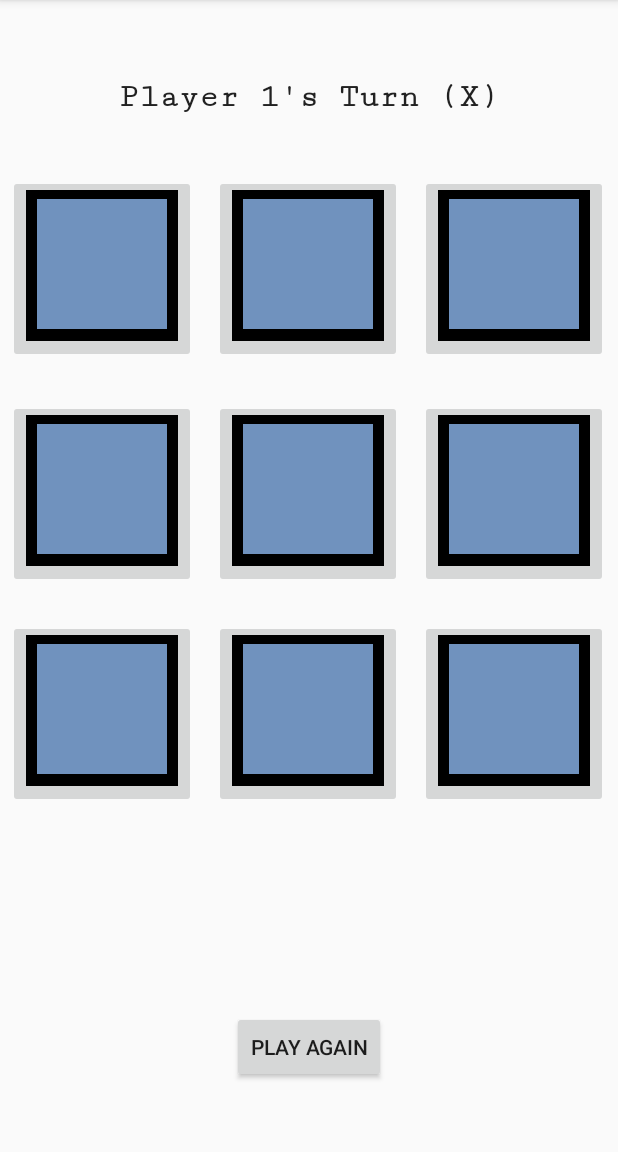
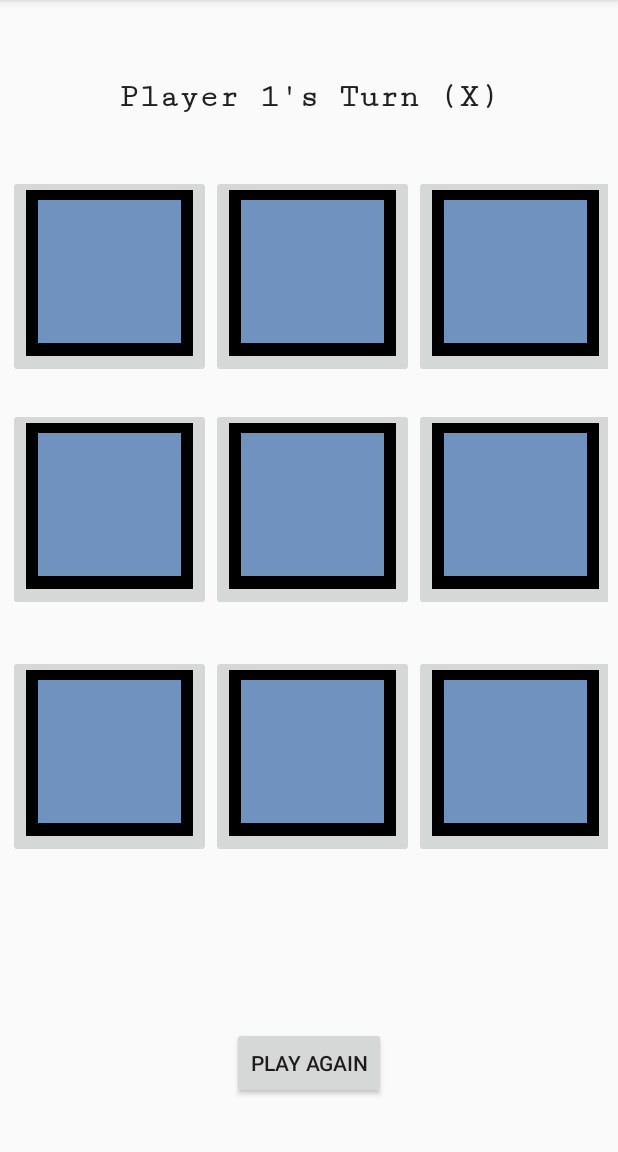
Before and after one commit to SSinghNet/Tic-Tac-Toe, an Android app: the screen it shows after launch (MainActivity), on a phone screen of 412 x 824 dp, the part 84-1236 px from its top. Run offline under Robolectric (Android 15) with nearby library versions, the phone set to English and light mode, and no system bars.

Commit message:
UI Changes

```diff
--- a/app/src/main/res/layout/activity_main.xml
+++ b/app/src/main/res/layout/activity_main.xml
@@ -25,7 +25,7 @@
     <LinearLayout
         android:id="@+id/linearLayout"
         android:layout_width="400dp"
-        android:layout_height="130dp"
+        android:layout_height="135dp"
         android:layout_marginTop="40dp"
         android:orientation="horizontal"
         app:layout_constraintEnd_toEndOf="parent"
@@ -35,37 +35,27 @@
 
         <ImageButton
             android:id="@+id/imageButton0"
-            android:layout_width="125dp"
-            android:layout_height="125dp"
+            android:layout_width="135dp"
+            android:layout_height="135dp"
             android:adjustViewBounds="false"
             android:contentDescription="@string/squareAlt"
             android:cropToPadding="false"
             android:scaleType="fitStart"
             app:srcCompat="@drawable/circle" />
 
-        <Space
-            android:layout_width="wrap_content"
-            android:layout_height="wrap_content"
-            android:layout_weight="1" />
-
         <ImageButton
             android:id="@+id/imageButton1"
-            android:layout_width="125dp"
-            android:layout_height="125dp"
+            android:layout_width="135dp"
+            android:layout_height="135dp"
             android:contentDescription="@string/squareAlt"
             android:cropToPadding="false"
             android:scaleType="fitStart"
             app:srcCompat="@drawable/blank" />
 
-        <Space
-            android:layout_width="wrap_content"
-            android:layout_height="wrap_content"
-            android:layout_weight="1" />
-
         <ImageButton
             android:id="@+id/imageButton2"
-            android:layout_width="125dp"
-            android:layout_height="125dp"
+            android:layout_width="135dp"
+            android:layout_height="135dp"
             android:contentDescription="@string/squareAlt"
             android:scaleType="fitStart"
             app:srcCompat="@drawable/blank" />
@@ -79,14 +69,14 @@
         android:layout_marginTop="20dp"
         android:orientation="horizontal"
         app:layout_constraintEnd_toEndOf="parent"
-        app:layout_constraintHorizontal_bias="0.444"
+        app:layout_constraintHorizontal_bias="0.45"
         app:layout_constraintStart_toStartOf="parent"
         app:layout_constraintTop_toBottomOf="@+id/linearLayout">
 
         <ImageButton
             android:id="@+id/imageButton3"
-            android:layout_width="125dp"
-            android:layout_height="125dp"
+            android:layout_width="135dp"
+            android:layout_height="135dp"
             android:contentDescription="@string/squareAlt"
             android:scaleType="fitStart"
             app:srcCompat="@drawable/blank" />
@@ -98,8 +88,8 @@
 
         <ImageButton
             android:id="@+id/imageButton4"
-            android:layout_width="125dp"
-            android:layout_height="125dp"
+            android:layout_width="135dp"
+            android:layout_height="135dp"
             android:contentDescription="@string/squareAlt"
             android:scaleType="fitStart"
             app:srcCompat="@drawable/blank" />
@@ -111,8 +101,8 @@
 
         <ImageButton
             android:id="@+id/imageButton5"
-            android:layout_width="125dp"
-            android:layout_height="125dp"
+            android:layout_width="135dp"
+            android:layout_height="135dp"
             android:contentDescription="@string/squareAlt"
             android:scaleType="fitStart"
             app:srcCompat="@drawable/blank" />
@@ -122,18 +112,19 @@
         android:id="@+id/linearLayout3"
         android:layout_width="400dp"
         android:layout_height="130dp"
+        android:layout_marginTop="20dp"
         android:orientation="horizontal"
         app:layout_constraintBottom_toBottomOf="parent"
         app:layout_constraintEnd_toEndOf="parent"
-        app:layout_constraintHorizontal_bias="0.466"
+        app:layout_constraintHorizontal_bias="0.45"
         app:layout_constraintStart_toStartOf="parent"
         app:layout_constraintTop_toBottomOf="@+id/linearLayout2"
         app:layout_constraintVertical_bias="0.068">
 
         <ImageButton
             android:id="@+id/imageButton6"
-            android:layout_width="125dp"
-            android:layout_height="125dp"
+            android:layout_width="135dp"
+            android:layout_height="135dp"
             android:contentDescription="@string/squareAlt"
             android:scaleType="fitStart"
             app:srcCompat="@drawable/x" />
@@ -145,8 +136,8 @@
 
         <ImageButton
             android:id="@+id/imageButton7"
-            android:layout_width="125dp"
-            android:layout_height="125dp"
+            android:layout_width="135dp"
+            android:layout_height="135dp"
             android:contentDescription="@string/squareAlt"
             android:scaleType="fitStart"
             app:srcCompat="@drawable/blank" />
@@ -158,8 +149,8 @@
 
         <ImageButton
             android:id="@+id/imageButton8"
-            android:layout_width="125dp"
-            android:layout_height="125dp"
+            android:layout_width="135dp"
+            android:layout_height="135dp"
             android:contentDescription="@string/squareAlt"
             android:scaleType="fitStart"
             app:srcCompat="@drawable/blank" />
```
